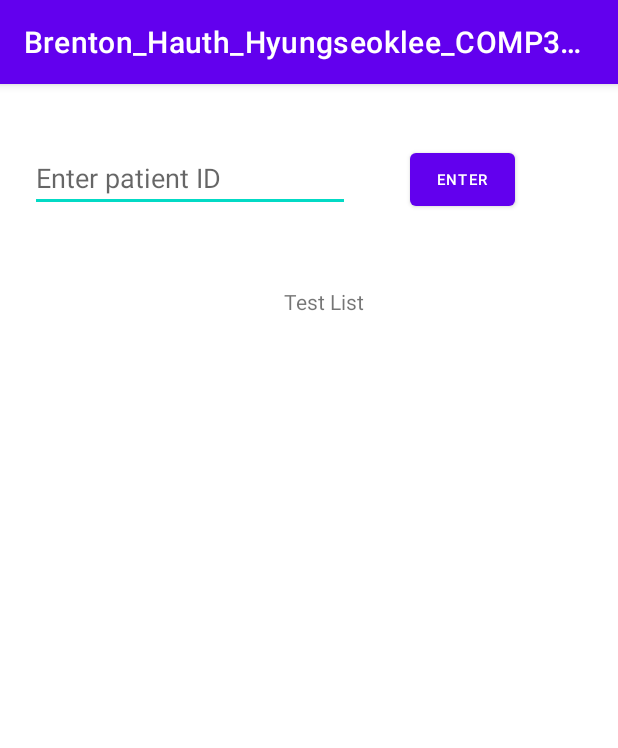
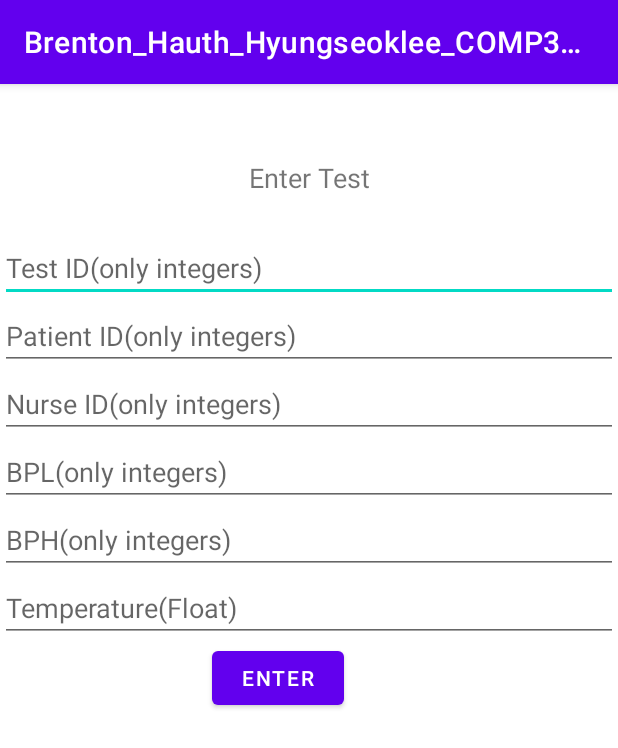
Before and after one commit to HyungseokLeee/COMP304_Lab04, an Android app: the TestActivity screen opened directly, with no data from a screen before it, after a tap on "ENTER", on a phone screen of 412 x 824 dp. Shown: the top 748 px of the screen. Run offline under Robolectric (Android 15) with nearby library versions, the phone set to English and light mode, and no system bars; our stand-ins replace Room's generated code.

Commit message:
Made testActivity again

```diff
--- a/app/src/main/java/com/example/brenton_hauth_hyungseoklee_comp304lab4_ex1/MainActivity.java
+++ b/app/src/main/java/com/example/brenton_hauth_hyungseoklee_comp304lab4_ex1/MainActivity.java
@@ -1,17 +1,12 @@
 package com.example.brenton_hauth_hyungseoklee_comp304lab4_ex1;
 
-import androidx.annotation.Nullable;
 import androidx.appcompat.app.AppCompatActivity;
-import androidx.lifecycle.Observer;
-import androidx.lifecycle.ViewModelProvider;
 
 import android.content.Intent;
 import android.content.SharedPreferences;
 import android.os.Bundle;
 import android.util.Log;
 import android.view.View;
-import android.widget.Button;
-import android.widget.EditText;
 import android.widget.TextView;
 
 import com.example.brenton_hauth_hyungseoklee_comp304lab4_ex1.helpers.PrefsHelper;
@@ -62,7 +57,7 @@ public class MainActivity extends AppCompatActivity {
             activity = PatientActivity.class;
         // } else if () {
         }
-        if(id == R.id.mainTestTextView)
+        if(id == R.id.mainEnterTestTextView)
         {
             activity = TestActivity.class;
         }
--- a/app/src/main/java/com/example/brenton_hauth_hyungseoklee_comp304lab4_ex1/TestActivity.java
+++ b/app/src/main/java/com/example/brenton_hauth_hyungseoklee_comp304lab4_ex1/TestActivity.java
@@ -3,10 +3,12 @@ package com.example.brenton_hauth_hyungseoklee_comp304lab4_ex1;
 import androidx.annotation.Nullable;
 import androidx.appcompat.app.AppCompatActivity;
 import androidx.lifecycle.Observer;
+import androidx.lifecycle.ViewModel;
 import androidx.lifecycle.ViewModelProvider;
 
 import android.os.Bundle;
 import android.view.View;
+import android.widget.EditText;
 import android.widget.TextView;
 import android.widget.Toast;
 
@@ -15,45 +17,38 @@ import org.w3c.dom.Text;
 import java.util.List;
 
 public class TestActivity extends AppCompatActivity {
+    private EditText editTextTestId, editTextPatientId, editTextNurseId,
+    editTextBPL, editTextBPH, editTextTemperature;
     private PatientViewModel patientViewModel;
-    private int patientId;
-    private TextView patientIdTextView;
-    private TextView testListTextView;
+    private Test test;
     @Override
     protected void onCreate(Bundle savedInstanceState) {
         super.onCreate(savedInstanceState);
         setContentView(R.layout.activity_test);
+        test = new Test();
         patientViewModel = new ViewModelProvider(this).get(PatientViewModel.class);
-        patientIdTextView = findViewById(R.id.patientIdFormPlainText);
-        testListTextView = findViewById(R.id.testListTextView);
     }
-    public void onClickPatientIdButton(View view)
+    public void insertTest(View view)
     {
-        try{
-            patientId = Integer.parseInt(patientIdTextView.getText().toString());
-            Toast.makeText(this.getApplicationContext(), "Patient ID " + patientId + "'s test(s) is(are) displayed.",Toast.LENGTH_SHORT).show();
-            getList();
+        editTextTestId = findViewById(R.id.editTextTextTestId);
+        editTextPatientId = findViewById(R.id.editTextTextPatientId);
+        editTextNurseId = findViewById(R.id.editTextNurseId);
+        editTextBPL = findViewById(R.id.editTextTextBPL);
+        editTextBPH = findViewById(R.id.editTextTextBPH);
+        editTextTemperature = findViewById(R.id.editTextTextTemperature);
+        try {
+            test.setTestId(Integer.parseInt(editTextTestId.getText().toString()));
+            test.setPatientID(Integer.parseInt(editTextPatientId.getText().toString()));
+            test.setNurseID(Integer.parseInt(editTextNurseId.getText().toString()));
+            test.setBPL(Integer.parseInt(editTextBPL.getText().toString()));
+            test.setBPH(Integer.parseInt(editTextBPH.getText().toString()));
+            test.setTemperature(Float.parseFloat(editTextTemperature.getText().toString()));
+            patientViewModel.insert(test);
+            Toast.makeText(this.getApplicationContext(),"Entered test information is successfully stored.",Toast.LENGTH_SHORT).show();
         }
         catch (Exception e)
         {
-            Toast.makeText(this.getApplicationContext(),"Patient ID must be consist of integers",Toast.LENGTH_SHORT).show();
+         Toast.makeText(this.getApplicationContext(),"Entered value(s) is(are) not acceptable.",Toast.LENGTH_SHORT).show();
         }
     }
-    public void getList()
-    {
-        patientViewModel.getTestsForPatient(patientId).observe(this, new Observer<List<Test>>() {
-            @Override
-            public void onChanged(List<Test> tests) {
-                String output = "";
-                for(Test test:tests)
-                {
-                    output += "\nTestID: " + test.getTestId()
-                    + "\nPatientID: " + test.getPatientID() + "\nNurseID: " + test.getNurseID()
-                    + "\nBPH: " + test.getBPH() + "\n BPL: " + "\n Temperature: " + test.getTemperature()+"\n==========";
-                }
-                testListTextView.setText(output);
-            }
-        });
-    }
-
 }
--- a/app/src/main/res/layout/activity_main.xml
+++ b/app/src/main/res/layout/activity_main.xml
@@ -30,12 +30,12 @@
         app:layout_constraintTop_toBottomOf="@id/mainWelcomeTextView" />
 
     <TextView
-        android:id="@+id/mainTestTextView"
+        android:id="@+id/mainEnterTestTextView"
         android:layout_width="170dp"
         android:layout_height="wrap_content"
         android:layout_marginTop="16dp"
         android:onClick="onNavigationItemClick"
-        android:text="@string/view_tests"
+        android:text="@string/enter_test"
         android:textColor="@color/design_default_color_secondary"
         android:textSize="12pt"
         app:layout_constraintEnd_toEndOf="parent"
--- a/app/src/main/res/layout/activity_test.xml
+++ b/app/src/main/res/layout/activity_test.xml
@@ -6,47 +6,83 @@
     android:layout_height="match_parent"
     tools:context=".TestActivity">
 
+    <LinearLayout
+        android:id="@+id/linearLayout"
+        android:layout_width="match_parent"
+        android:layout_height="match_parent"
+        android:layout_marginTop="100dp"
+        android:orientation="vertical"
+        app:layout_constraintTop_toTopOf="parent">
+
+        <EditText
+            android:id="@+id/editTextTextTestId"
+            android:layout_width="match_parent"
+            android:layout_height="wrap_content"
+            android:ems="10"
+            android:hint="@string/edit_text_testId_hint"
+            android:inputType="textPersonName" />
+
+        <EditText
+            android:id="@+id/editTextTextPatientId"
+            android:layout_width="match_parent"
+            android:layout_height="wrap_content"
+            android:ems="10"
+            android:hint="@string/edit_text_patientId_hint"
+            android:inputType="textPersonName" />
+
+        <EditText
+            android:id="@+id/editTextNurseId"
+            android:layout_width="match_parent"
+            android:layout_height="wrap_content"
+            android:ems="10"
+            android:hint="@string/edit_text_nurseId_hint"
+            android:inputType="textPersonName" />
+
+        <EditText
+            android:id="@+id/editTextTextBPL"
+            android:layout_width="match_parent"
+            android:layout_height="wrap_content"
+            android:ems="10"
+            android:hint="@string/edit_text_BPL_hint"
+            android:inputType="textPersonName" />
+
+        <EditText
+            android:id="@+id/editTextTextBPH"
+            android:layout_width="match_parent"
+            android:layout_height="wrap_content"
+            android:ems="10"
+            android:hint="@string/edit_text_BPH_hint"
+            android:inputType="textPersonName" />
+
+        <EditText
+            android:id="@+id/editTextTextTemperature"
+            android:layout_width="match_parent"
+            android:layout_height="wrap_content"
+            android:ems="10"
+            android:hint="@string/edit_text_temperature_hint"
+            android:inputType="textPersonName" />
+
+        <Button
+            android:id="@+id/EnterTestInfoButton"
+            android:layout_width="wrap_content"
+            android:layout_height="wrap_content"
+            android:layout_marginStart="141dp"
+            android:onClick="insertTest"
+            android:text="Enter"
+            app:layout_constraintStart_toStartOf="parent"
+            tools:layout_editor_absoluteY="270dp" />
+
+    </LinearLayout>
+
     <TextView
-        android:id="@+id/testListTextView"
+        android:id="@+id/TitletextView"
         android:layout_width="wrap_content"
         android:layout_height="wrap_content"
         android:layout_marginTop="50dp"
+        android:text="Enter Test"
+        android:textSize="18sp"
         app:layout_constraintEnd_toEndOf="parent"
-        app:layout_constraintStart_toStartOf="parent"
-        app:layout_constraintTop_toBottomOf="@+id/testTitleTextView" />
-
-    <TextView
-        android:id="@+id/testTitleTextView"
-        android:layout_width="wrap_content"
-        android:layout_height="wrap_content"
-        android:layout_marginTop="50dp"
-        android:text="@string/testActivityTitle"
-        app:layout_constraintEnd_toEndOf="parent"
-        app:layout_constraintHorizontal_bias="0.527"
-        app:layout_constraintStart_toStartOf="parent"
-        app:layout_constraintTop_toBottomOf="@+id/patientIdFormPlainText" />
-
-    <EditText
-        android:id="@+id/patientIdFormPlainText"
-        android:layout_width="wrap_content"
-        android:layout_height="wrap_content"
-        android:layout_marginStart="20dp"
-        android:layout_marginTop="40dp"
-        android:ems="10"
-        android:hint="@string/patientId_Form_hint"
-        android:inputType="textPersonName|text"
         app:layout_constraintStart_toStartOf="parent"
         app:layout_constraintTop_toTopOf="parent" />
 
-    <Button
-        android:id="@+id/patientIdEnterButton"
-        android:layout_width="70dp"
-        android:layout_height="47dp"
-        android:layout_marginStart="40dp"
-        android:layout_marginTop="40dp"
-        android:onClick="onClickPatientIdButton"
-        android:text="@string/button_push"
-        android:textSize="10sp"
-        app:layout_constraintStart_toEndOf="@+id/patientIdFormPlainText"
-        app:layout_constraintTop_toTopOf="parent" />
 </androidx.constraintlayout.widget.ConstraintLayout>
--- a/app/src/main/res/values/strings.xml
+++ b/app/src/main/res/values/strings.xml
@@ -16,7 +16,14 @@
     <string name="view_patients">View Patients</string>
     <string name="logout">Logout</string>
     <string name="view_tests">View tests</string>
+    <string name="enter_test">Enter test</string>
     <string name="edit_patient_button_text">Edit</string>
     <string name = "testActivityTitle">Test List</string>
     <string name = "button_push">Enter</string>
+    <string name="edit_text_testId_hint">Test ID(only integers)</string>
+    <string name="edit_text_patientId_hint">Patient ID(only integers)</string>
+    <string name="edit_text_nurseId_hint">Nurse ID(only integers)</string>
+    <string name="edit_text_BPL_hint">BPL(only integers)</string>
+    <string name="edit_text_BPH_hint">BPH(only integers)</string>
+    <string name="edit_text_temperature_hint">Temperature(Float)</string>
 </resources>
```
